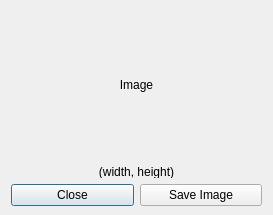
Old version of the form XDBF/imagedialog.ui in the repository hetelek/XDBF-Manager.
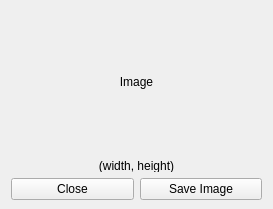
New version of the form. Icons and pictures are not drawn.

```diff
--- a/XDBF/imagedialog.ui
+++ b/XDBF/imagedialog.ui
@@ -7,7 +7,7 @@
     <x>0</x>
     <y>0</y>
     <width>273</width>
-    <height>215</height>
+    <height>209</height>
    </rect>
   </property>
   <property name="windowTitle">
@@ -51,12 +51,6 @@
     <layout class="QHBoxLayout" name="horizontalLayout">
      <item>
       <widget class="QPushButton" name="pushButton_2">
-       <property name="maximumSize">
-        <size>
-         <width>16777215</width>
-         <height>23</height>
-        </size>
-       </property>
        <property name="text">
         <string>Close</string>
        </property>
@@ -64,16 +58,13 @@
         <iconset resource="images.qrc">
          <normaloff>:/images/cancel.png</normaloff>:/images/cancel.png</iconset>
        </property>
+       <property name="autoDefault">
+        <bool>false</bool>
+       </property>
       </widget>
      </item>
      <item>
       <widget class="QPushButton" name="pushButton">
-       <property name="maximumSize">
-        <size>
-         <width>16777215</width>
-         <height>23</height>
-        </size>
-       </property>
        <property name="text">
         <string>Save Image</string>
        </property>
@@ -81,6 +72,9 @@
         <iconset resource="images.qrc">
          <normaloff>:/images/save.png</normaloff>:/images/save.png</iconset>
        </property>
+       <property name="autoDefault">
+        <bool>false</bool>
+       </property>
       </widget>
      </item>
     </layout>
```
